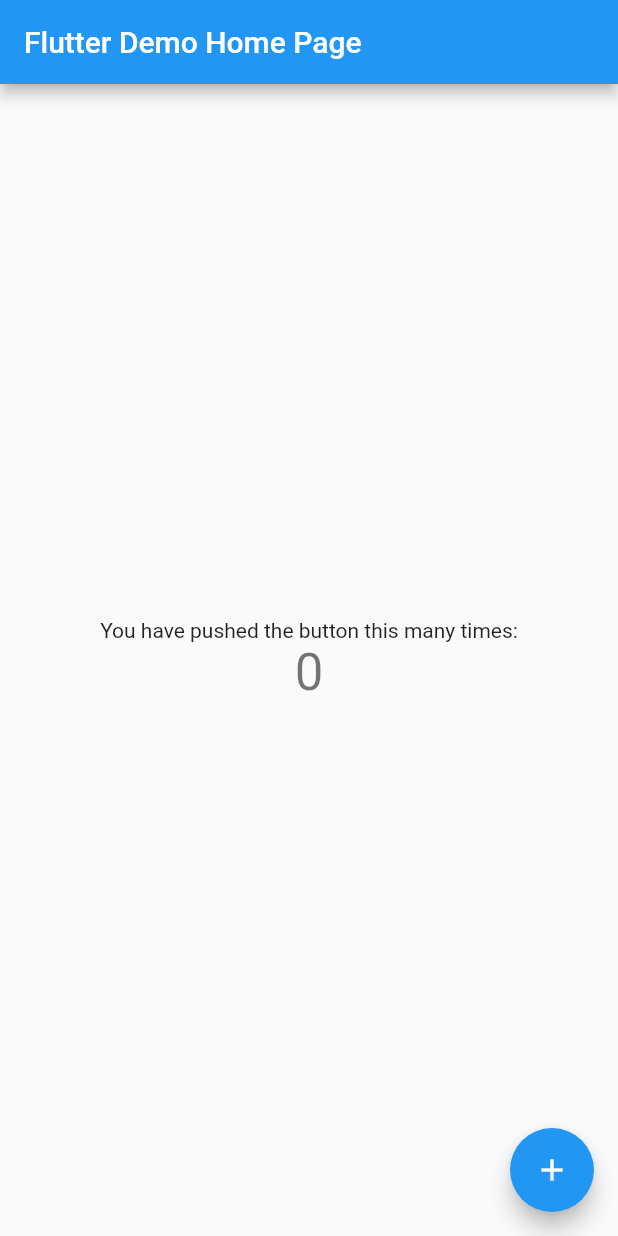
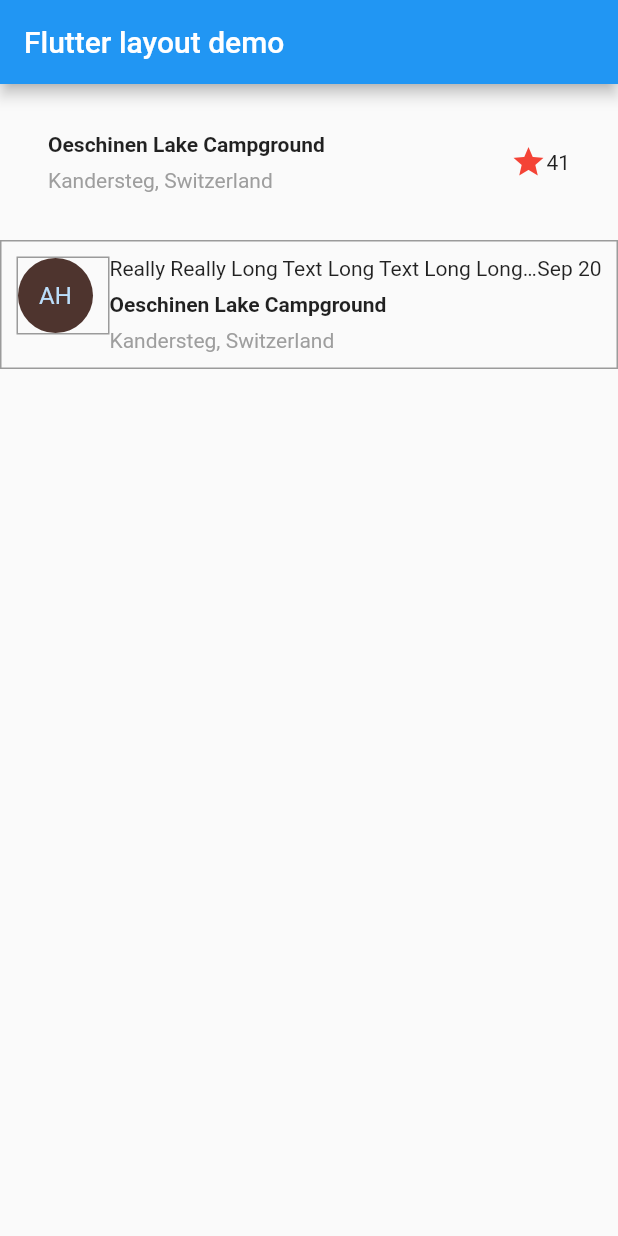
Before and after one commit to limcheekin/flutter-playground, a Flutter app: the screen it shows after launch, on a phone screen of 412 x 824 dp. Run offline on Flutter 3.47's test engine with Material 2 defaults, Android fonts, the phone set to English and light mode, and no system bars.

Commit message:
added 2 custom list item layouts

```diff
--- a/lib/main.dart
+++ b/lib/main.dart
@@ -1,13 +1,18 @@
 import 'package:flutter/material.dart';
+import 'package:flutter/rendering.dart';
 
-void main() => runApp(MyApp());
+void main() {
+  // REF: https://stackoverflow.com/questions/49219093/debugpaintsizeenabled-is-not-working-in-flutter
+  //debugPaintSizeEnabled = true;
+  runApp(MyApp());
+}
 
 class MyApp extends StatelessWidget {
   // This widget is the root of your application.
   @override
   Widget build(BuildContext context) {
     return MaterialApp(
-      title: 'Flutter Demo',
+      title: 'Flutter Layout Demo',
       theme: ThemeData(
         // This is the theme of your application.
         //
@@ -20,12 +25,12 @@ class MyApp extends StatelessWidget {
         // is not restarted.
         primarySwatch: Colors.blue,
       ),
-      home: MyHomePage(title: 'Flutter Demo Home Page'),
+      home: MyHomePage(title: 'Flutter layout demo'),
     );
   }
 }
 
-class MyHomePage extends StatefulWidget {
+class MyHomePage extends StatelessWidget {
   MyHomePage({Key key, this.title}) : super(key: key);
 
   // This widget is the home page of your application. It is stateful, meaning
@@ -40,72 +45,115 @@ class MyHomePage extends StatefulWidget {
   final String title;
 
   @override
-  _MyHomePageState createState() => _MyHomePageState();
-}
+  Widget build(BuildContext context) {
+    Widget titleSection = Container(
+      padding: const EdgeInsets.all(32),
+      child: Row(
+        children: [
+          Expanded(
+            /*1*/
+            child: Column(
+              crossAxisAlignment: CrossAxisAlignment.start,
+              children: [
+                /*2*/
+                Container(
+                  padding: const EdgeInsets.only(bottom: 8),
+                  child: Text(
+                    'Oeschinen Lake Campground',
+                    style: TextStyle(
+                      fontWeight: FontWeight.bold,
+                    ),
+                  ),
+                ),
+                Text(
+                  'Kandersteg, Switzerland',
+                  style: TextStyle(
+                    color: Colors.grey[500],
+                  ),
+                ),
+              ],
+            ),
+          ),
+          /*3*/
+          Icon(
+            Icons.star,
+            color: Colors.red[500],
+          ),
+          Text('41'),
+        ],
+      ),
+    );
 
-class _MyHomePageState extends State<MyHomePage> {
-  int _counter = 0;
+    BoxDecoration border = BoxDecoration(
+      border: Border.all(width: 1, color: Colors.black38),
+      // borderRadius: const BorderRadius.all(const Radius.circular(8)),
+    );
+    Widget listItem = Container(
+      decoration: border,
+      padding: const EdgeInsets.all(10),
+      child: Row(
+        crossAxisAlignment: CrossAxisAlignment.start,
+        children: [
+          Container(
+              decoration: border,
+              // EdgeInsets.symmetric(horizontal: 10.0),
+              padding: const EdgeInsets.only(right: 10.0),
+              child: CircleAvatar(
+                backgroundColor: Colors.brown.shade800,
+                child: Text('AH'),
+                radius: 25,
+              )),
+          Expanded(
+            /*1*/
+            child: Column(
+              crossAxisAlignment: CrossAxisAlignment.start,
+              children: [
+                Container(
+                    padding: const EdgeInsets.only(bottom: 8),
+                    // REF: https://stackoverflow.com/questions/50365770/flutter-align-two-items-on-extremes-one-on-the-left-and-one-on-the-right
+                    child: Row(
+                      children: [
+                        Expanded(
+                            child: Text(
+                          'Really Really Long Text Long Text Long Long Long Text ',
+                          // REF: https://stackoverflow.com/questions/44579918/flutter-insert-overflow-ellipsis-in-text
+                          overflow: TextOverflow.ellipsis,
+                        )),
+                        Text('Sep 20')
+                      ],
+                    )),
+                Container(
+                  padding: const EdgeInsets.only(bottom: 8),
+                  child: Text(
+                    'Oeschinen Lake Campground',
+                    style: TextStyle(
+                      fontWeight: FontWeight.bold,
+                    ),
+                  ),
+                ),
+                Text(
+                  'Kandersteg, Switzerland',
+                  style: TextStyle(
+                    color: Colors.grey[500],
+                  ),
+                ),
+              ],
+            ),
+          ),
+        ],
+      ),
+    );
 
-  void _incrementCounter() {
-    setState(() {
-      // This call to setState tells the Flutter framework that something has
-      // changed in this State, which causes it to rerun the build method below
-      // so that the display can reflect the updated values. If we changed
-      // _counter without calling setState(), then the build method would not be
-      // called again, and so nothing would appear to happen.
-      _counter++;
-    });
-  }
-
-  @override
-  Widget build(BuildContext context) {
-    // This method is rerun every time setState is called, for instance as done
-    // by the _incrementCounter method above.
-    //
-    // The Flutter framework has been optimized to make rerunning build methods
-    // fast, so that you can just rebuild anything that needs updating rather
-    // than having to individually change instances of widgets.
     return Scaffold(
       appBar: AppBar(
-        // Here we take the value from the MyHomePage object that was created by
-        // the App.build method, and use it to set our appbar title.
-        title: Text(widget.title),
+        title: Text(title),
       ),
-      body: Center(
-        // Center is a layout widget. It takes a single child and positions it
-        // in the middle of the parent.
-        child: Column(
-          // Column is also a layout widget. It takes a list of children and
-          // arranges them vertically. By default, it sizes itself to fit its
-          // children horizontally, and tries to be as tall as its parent.
-          //
-          // Invoke "debug painting" (press "p" in the console, choose the
-          // "Toggle Debug Paint" action from the Flutter Inspector in Android
-          // Studio, or the "Toggle Debug Paint" command in Visual Studio Code)
-          // to see the wireframe for each widget.
-          //
-          // Column has various properties to control how it sizes itself and
-          // how it positions its children. Here we use mainAxisAlignment to
-          // center the children vertically; the main axis here is the vertical
-          // axis because Columns are vertical (the cross axis would be
-          // horizontal).
-          mainAxisAlignment: MainAxisAlignment.center,
-          children: <Widget>[
-            Text(
-              'You have pushed the button this many times:',
-            ),
-            Text(
-              '$_counter',
-              style: Theme.of(context).textTheme.display1,
-            ),
-          ],
-        ),
+      body: Column(
+        children: [
+          titleSection,
+          listItem,
+        ],
       ),
-      floatingActionButton: FloatingActionButton(
-        onPressed: _incrementCounter,
-        tooltip: 'Increment',
-        child: Icon(Icons.add),
-      ), // This trailing comma makes auto-formatting nicer for build methods.
     );
   }
 }
```
